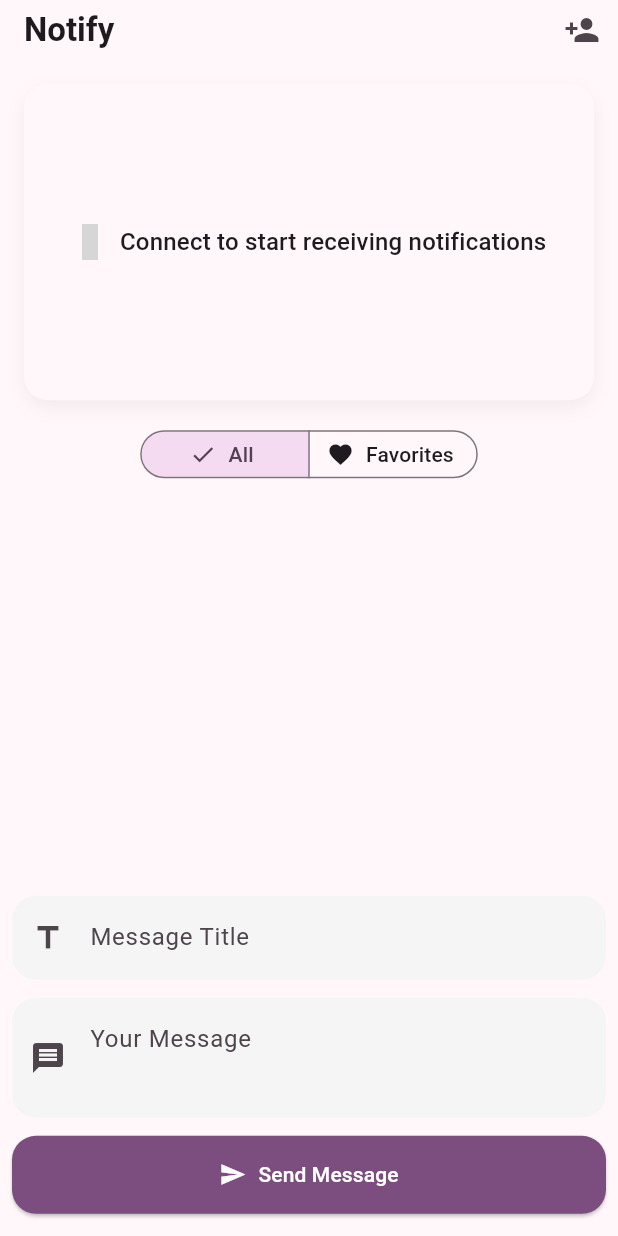
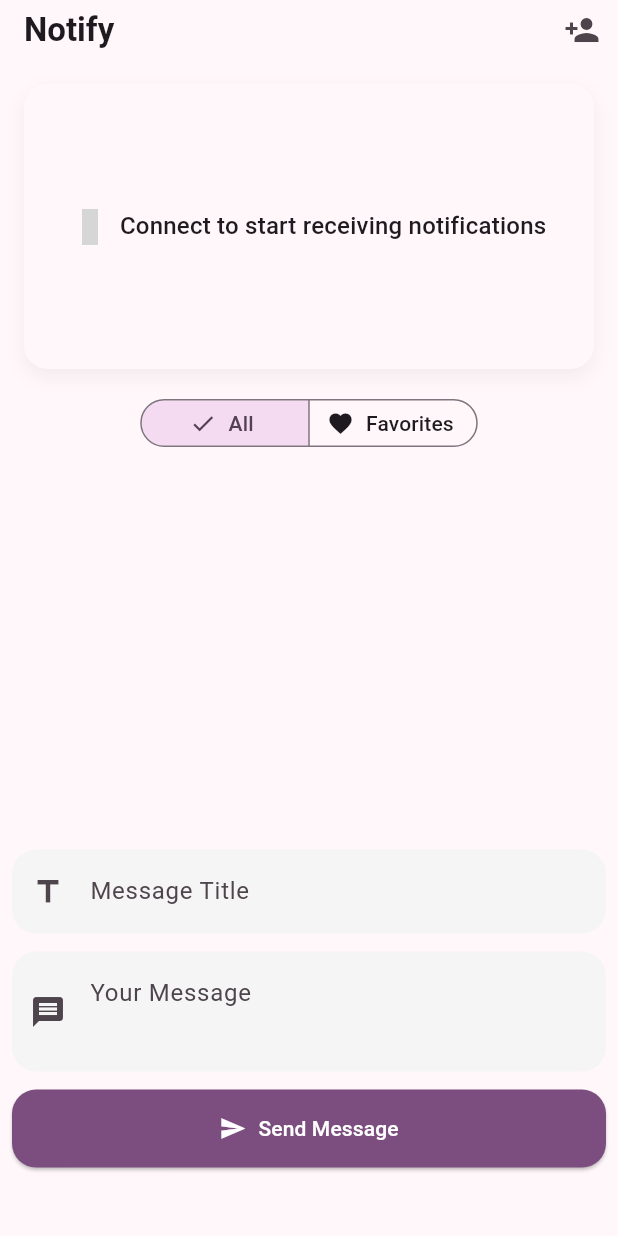
Before and after one commit to KiraKami-dev/notify, a Flutter app: the screen it shows after launch, on a phone screen of 412 x 824 dp. Run offline on Flutter 3.47's test engine with Material 3 defaults, Android fonts, the phone set to English and light mode, and no system bars; our stand-ins replace cloud_firestore, firebase_core, firebase_messaging, flutter_iconly, flutter_local_notifications, flutter_riverpod and 2 more; accounts and stored records are empty; generated files the repository leaves out were written again; Roboto replaces fonts that are missing (Poppins); grey boxes are pictures that could not be loaded.

Commit message:
home changes

```diff
--- a/lib/presentation/main/home_page.dart
+++ b/lib/presentation/main/home_page.dart
@@ -158,11 +158,11 @@ class _HomePageState extends ConsumerState<HomePage> {
   Widget build(BuildContext context) {
     final theme = Theme.of(context);
     final screenHeight = MediaQuery.of(context).size.height;
-    final availableHeight =
-        screenHeight - MediaQuery.of(context).padding.top - kToolbarHeight;
+    // final availableHeight =
+    //     screenHeight - MediaQuery.of(context).padding.top - kToolbarHeight;
 
     return Scaffold(
-      resizeToAvoidBottomInset: false,
+      resizeToAvoidBottomInset: true,
       appBar: AppBar(
         toolbarHeight: 40,
         title: const Text(
@@ -248,23 +248,26 @@ class _HomePageState extends ConsumerState<HomePage> {
         ),
       ),
       body: SafeArea(
-        child: Padding(
+        child: Column(
+          children: [
+            Expanded(
+              child: SingleChildScrollView(
                 padding: const EdgeInsets.all(8),
                 child: Form(
                   key: _formKey,
                   child: Column(
                     children: [
-                // Latest Notifications - Give it a flexible height
-                Flexible(
-                  flex: 3,
+                      // Latest Notifications
+                      SizedBox(
+                        height: MediaQuery.of(context).size.height * 0.25,
                         child: LatestNotificationsWidget(userId: generatedCode),
                       ),
 
                       const SizedBox(height: 4),
 
                       // Carousel Section with Switch
-                Flexible(
-                  flex: 4,
+                      SizedBox(
+                        height: MediaQuery.of(context).size.height * 0.35,
                         child: Column(
                           children: [
                             Container(
@@ -364,18 +367,21 @@ class _HomePageState extends ConsumerState<HomePage> {
                       const SizedBox(height: 8),
 
                       // Message Fields and Send Button
-                Flexible(
-                  flex: 3,
+                      Padding(
+                        padding: EdgeInsets.only(
+                          bottom: MediaQuery.of(context).viewInsets.bottom > 0 ? 8 : 0,
+                        ),
                         child: Column(
                           mainAxisSize: MainAxisSize.min,
                           children: [
-                      const SizedBox(height: 8),
+                            const SizedBox(height: 12),
                             TextFormField(
                               controller: _titleController,
                               decoration: const InputDecoration(
                                 labelText: 'Message Title',
                                 hintText: 'Enter a title for your message',
                                 prefixIcon: Icon(Icons.title),
+                                filled: true,
                               ),
                               validator: (v) => (v == null || v.isEmpty) ? 'Please enter a title' : null,
                             ),
@@ -387,6 +393,7 @@ class _HomePageState extends ConsumerState<HomePage> {
                                 hintText: 'Type your message here…',
                                 prefixIcon: Icon(Icons.message),
                                 alignLabelWithHint: true,
+                                filled: true,
                               ),
                               keyboardType: TextInputType.multiline,
                               minLines: 2,
@@ -432,6 +439,9 @@ class _HomePageState extends ConsumerState<HomePage> {
                 ),
               ),
             ),
+          ],
+        ),
+      ),
     );
   }
 }
```
Lines whose indentation alone changed are shown as unchanged.
